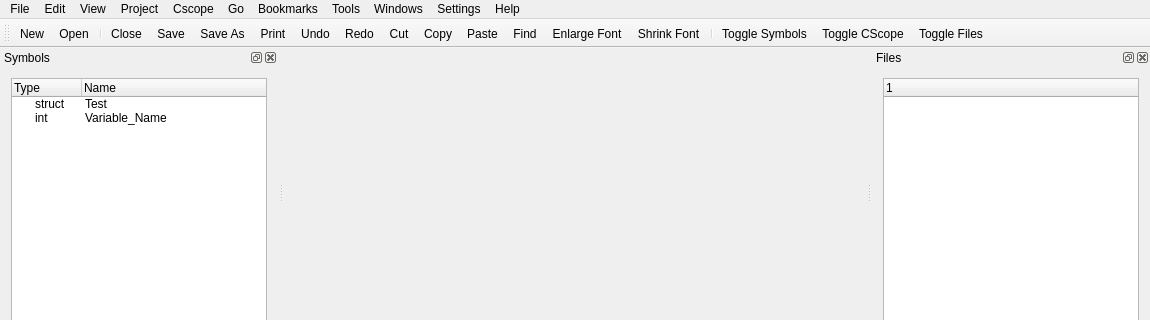
Before: the Qt Designer form src/view/mainwindow.ui in doganckaratas/kscope-ng, drawn with Qt 5; both pictures show x 0 to 1150 and y 0 to 320 of the 1150 by 597 pixel window.
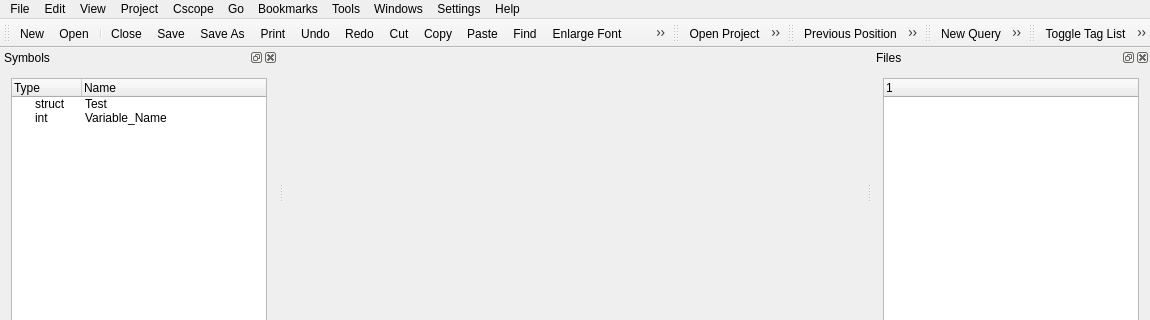
After: the same form once the commit is applied. Icons and pictures are not drawn.

Patch:
```diff
--- a/src/view/mainwindow.ui
+++ b/src/view/mainwindow.ui
@@ -182,10 +182,6 @@
    <addaction name="actionFind"/>
    <addaction name="actionEnlarge_Font"/>
    <addaction name="actionShrink_Font"/>
-   <addaction name="separator"/>
-   <addaction name="actionToggleSymbols"/>
-   <addaction name="actionToggleCscope"/>
-   <addaction name="actionToggleFiles"/>
   </widget>
   <widget class="QStatusBar" name="statusBar"/>
   <widget class="QDockWidget" name="dockCscope">
@@ -278,6 +274,66 @@
     </layout>
    </widget>
   </widget>
+  <widget class="QToolBar" name="projectToolBar">
+   <property name="windowTitle">
+    <string>Project Toolbar</string>
+   </property>
+   <attribute name="toolBarArea">
+    <enum>TopToolBarArea</enum>
+   </attribute>
+   <attribute name="toolBarBreak">
+    <bool>false</bool>
+   </attribute>
+   <addaction name="actionOpenProject"/>
+   <addaction name="actionRebuildProject"/>
+  </widget>
+  <widget class="QToolBar" name="navigationToolBar">
+   <property name="windowTitle">
+    <string>Navigation Toolbar</string>
+   </property>
+   <attribute name="toolBarArea">
+    <enum>TopToolBarArea</enum>
+   </attribute>
+   <attribute name="toolBarBreak">
+    <bool>false</bool>
+   </attribute>
+   <addaction name="actionPreviousPosition"/>
+   <addaction name="actionNextPosition"/>
+   <addaction name="actionPositionHistory"/>
+   <addaction name="actionGlobalBookmarks"/>
+  </widget>
+  <widget class="QToolBar" name="queryToolBar">
+   <property name="windowTitle">
+    <string>Query Toolbar</string>
+   </property>
+   <attribute name="toolBarArea">
+    <enum>TopToolBarArea</enum>
+   </attribute>
+   <attribute name="toolBarBreak">
+    <bool>false</bool>
+   </attribute>
+   <addaction name="actionNewQuery"/>
+   <addaction name="actionRefreshQueries"/>
+   <addaction name="actionLock"/>
+   <addaction name="actionClose_2"/>
+   <addaction name="separator"/>
+   <addaction name="actionPrevious"/>
+   <addaction name="actionNext"/>
+  </widget>
+  <widget class="QToolBar" name="dockToolBar">
+   <property name="windowTitle">
+    <string>Workspace Toolbar</string>
+   </property>
+   <attribute name="toolBarArea">
+    <enum>TopToolBarArea</enum>
+   </attribute>
+   <attribute name="toolBarBreak">
+    <bool>false</bool>
+   </attribute>
+   <addaction name="actionToggleSymbols"/>
+   <addaction name="actionToggleCscope"/>
+   <addaction name="actionToggleFiles"/>
+  </widget>
   <action name="actionNew">
    <property name="icon">
     <iconset resource="../../res/resources.qrc">
@@ -598,7 +654,10 @@
      <normaloff>:/icons/icons/taglist.png</normaloff>:/icons/icons/taglist.png</iconset>
    </property>
    <property name="text">
-    <string>Toggle Symbols</string>
+    <string>Toggle Tag List</string>
+   </property>
+   <property name="shortcut">
+    <string>Ctrl+'</string>
    </property>
   </action>
   <action name="actionToggleCscope">
@@ -607,7 +666,10 @@
      <normaloff>:/icons/icons/querywindow.png</normaloff>:/icons/icons/querywindow.png</iconset>
    </property>
    <property name="text">
-    <string>Toggle CScope</string>
+    <string>Toggle Query Window</string>
+   </property>
+   <property name="shortcut">
+    <string>Ctrl+.</string>
    </property>
   </action>
   <action name="actionToggleFiles">
@@ -616,7 +678,133 @@
      <normaloff>:/icons/icons/filelist.png</normaloff>:/icons/icons/filelist.png</iconset>
    </property>
    <property name="text">
-    <string>Toggle Files</string>
+    <string>Toggle File List</string>
+   </property>
+   <property name="shortcut">
+    <string>Ctrl+/</string>
+   </property>
+  </action>
+  <action name="actionOpenProject">
+   <property name="icon">
+    <iconset resource="../../res/resources.qrc">
+     <normaloff>:/icons/icons/project_open.png</normaloff>:/icons/icons/project_open.png</iconset>
+   </property>
+   <property name="text">
+    <string>Open Project</string>
+   </property>
+   <property name="toolTip">
+    <string>Open Project</string>
+   </property>
+  </action>
+  <action name="actionRebuildProject">
+   <property name="icon">
+    <iconset resource="../../res/resources.qrc">
+     <normaloff>:/icons/icons/rebuild.png</normaloff>:/icons/icons/rebuild.png</iconset>
+   </property>
+   <property name="text">
+    <string>Rebuild Project</string>
+   </property>
+   <property name="toolTip">
+    <string>Rebuild Project</string>
+   </property>
+  </action>
+  <action name="actionPreviousPosition">
+   <property name="icon">
+    <iconset resource="../../res/resources.qrc">
+     <normaloff>:/icons/icons/back.png</normaloff>:/icons/icons/back.png</iconset>
+   </property>
+   <property name="text">
+    <string>Previous Position</string>
+   </property>
+   <property name="shortcut">
+    <string>Alt+Left</string>
+   </property>
+  </action>
+  <action name="actionNextPosition">
+   <property name="icon">
+    <iconset resource="../../res/resources.qrc">
+     <normaloff>:/icons/icons/forward.png</normaloff>:/icons/icons/forward.png</iconset>
+   </property>
+   <property name="text">
+    <string>Next Position</string>
+   </property>
+   <property name="toolTip">
+    <string>Next Position</string>
+   </property>
+   <property name="shortcut">
+    <string>Alt+Right</string>
+   </property>
+  </action>
+  <action name="actionGlobalBookmarks">
+   <property name="icon">
+    <iconset resource="../../res/resources.qrc">
+     <normaloff>:/icons/icons/bookmark.png</normaloff>:/icons/icons/bookmark.png</iconset>
+   </property>
+   <property name="text">
+    <string>Global Bookmarks</string>
+   </property>
+  </action>
+  <action name="actionPositionHistory">
+   <property name="icon">
+    <iconset resource="../../res/resources.qrc">
+     <normaloff>:/icons/icons/history.png</normaloff>:/icons/icons/history.png</iconset>
+   </property>
+   <property name="text">
+    <string>Position History</string>
+   </property>
+  </action>
+  <action name="actionNewQuery">
+   <property name="icon">
+    <iconset resource="../../res/resources.qrc">
+     <normaloff>:/icons/icons/new.png</normaloff>:/icons/icons/new.png</iconset>
+   </property>
+   <property name="text">
+    <string>New Query</string>
+   </property>
+  </action>
+  <action name="actionRefreshQueries">
+   <property name="icon">
+    <iconset resource="../../res/resources.qrc">
+     <normaloff>:/icons/icons/reload.png</normaloff>:/icons/icons/reload.png</iconset>
+   </property>
+   <property name="text">
+    <string>RefreshQueries</string>
+   </property>
+  </action>
+  <action name="actionLock">
+   <property name="icon">
+    <iconset resource="../../res/resources.qrc">
+     <normaloff>:/icons/icons/lock.png</normaloff>:/icons/icons/lock.png</iconset>
+   </property>
+   <property name="text">
+    <string>Lock Query</string>
+   </property>
+  </action>
+  <action name="actionClose_2">
+   <property name="icon">
+    <iconset resource="../../res/resources.qrc">
+     <normaloff>:/icons/icons/close.png</normaloff>:/icons/icons/close.png</iconset>
+   </property>
+   <property name="text">
+    <string>Close Query</string>
+   </property>
+  </action>
+  <action name="actionPrevious">
+   <property name="icon">
+    <iconset resource="../../res/resources.qrc">
+     <normaloff>:/icons/icons/up.png</normaloff>:/icons/icons/up.png</iconset>
+   </property>
+   <property name="text">
+    <string>Previous Result</string>
+   </property>
+  </action>
+  <action name="actionNext">
+   <property name="icon">
+    <iconset resource="../../res/resources.qrc">
+     <normaloff>:/icons/icons/down.png</normaloff>:/icons/icons/down.png</iconset>
+   </property>
+   <property name="text">
+    <string>Next Result</string>
    </property>
   </action>
  </widget>
```
Left out of the diff: 3 changed lines with no effect on the pictures.
